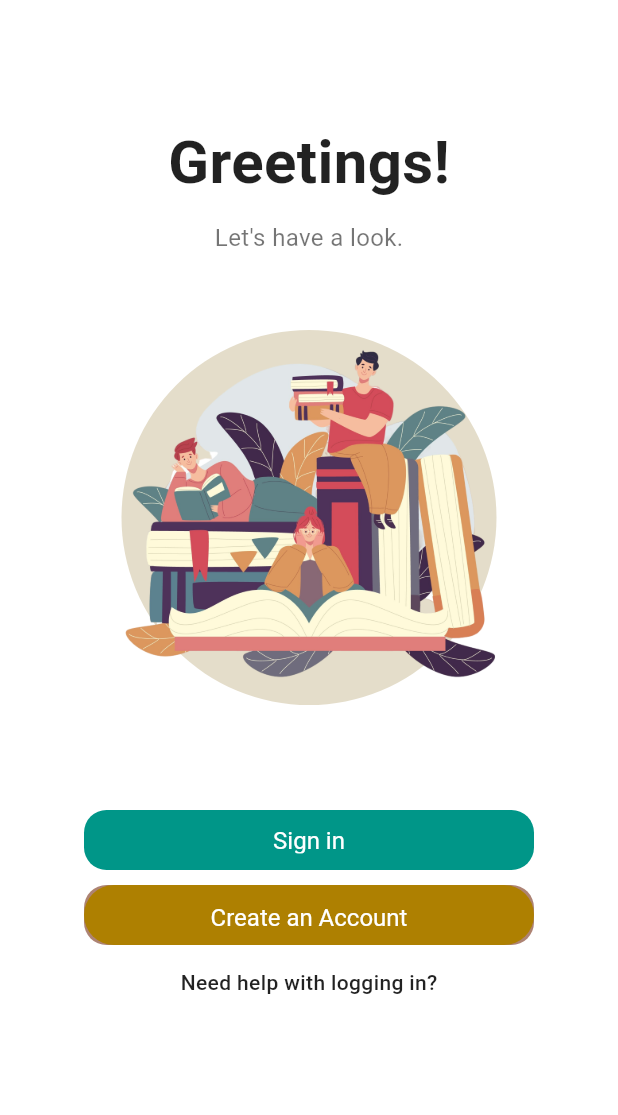
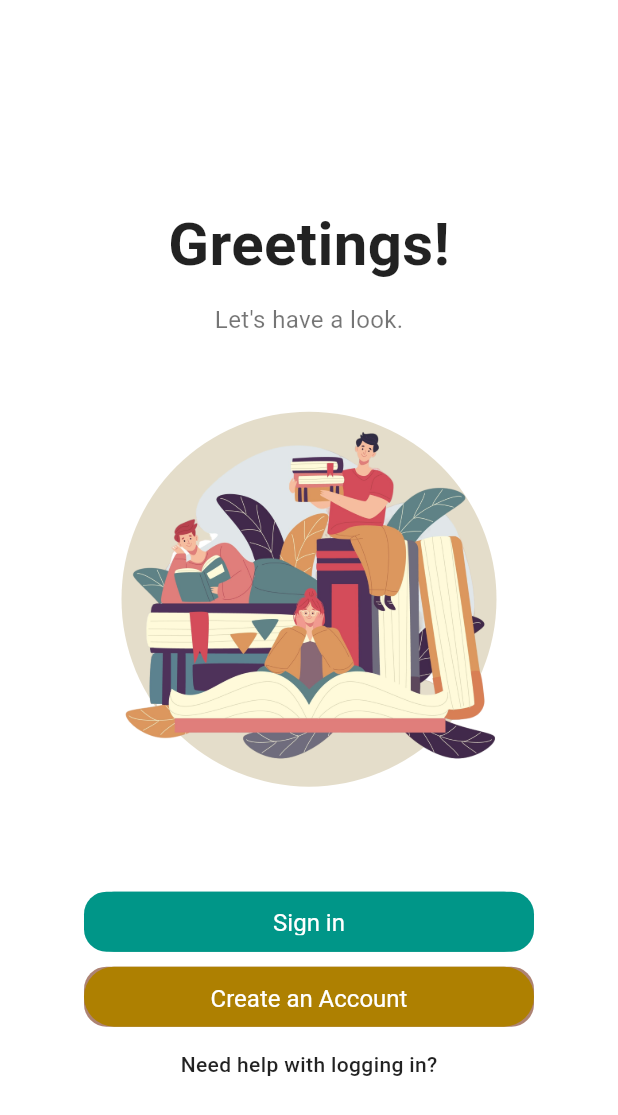
Before and after one commit to 31SUFI/Bookify, a Flutter app: the first screen one second after launch, on a phone screen of 412 x 824 dp. Shown: the top 1115 px of the screen. Run offline on Flutter 3.47's test engine with Material 3 defaults, Android fonts, the light colour scheme and no system bars; our stand-ins replace cloud_firestore, file_picker, firebase_auth, firebase_core, firebase_storage, google_fonts and 4 more; missing offline and left inert: flutter_pdfview; accounts and stored records are empty.

Commit message:
linearprogressindicator applied

```diff
--- a/lib/Homescreen/AuthorsDetailsPage.dart
+++ b/lib/Homescreen/AuthorsDetailsPage.dart
@@ -67,7 +67,7 @@ class _AuthorsDetailsPageState extends State<AuthorsDetailsPage>
             gridDelegate: SliverGridDelegateWithFixedCrossAxisCount(
               crossAxisCount: 3,
               crossAxisSpacing: 10,
-              mainAxisSpacing: 10,
+              mainAxisSpacing: 20,
               childAspectRatio: 0.75,
             ),
             itemCount: widget.authors
--- a/lib/welcomeScreen.dart
+++ b/lib/welcomeScreen.dart
@@ -14,7 +14,7 @@ class MyApp extends StatelessWidget {
       builder: (context, snapshot) {
         if (snapshot.connectionState == ConnectionState.waiting) {
           return Scaffold(
-            body: Center(child: CircularProgressIndicator()),
+            body: Center(child: LinearProgressIndicator()),
           );
         } else if (snapshot.data == true) {
           return HomeScreen();
@@ -31,12 +31,50 @@ class MyApp extends StatelessWidget {
   }
 }
 
-class WelcomeScreen extends StatelessWidget {
+class WelcomeScreen extends StatefulWidget {
+  @override
+  _WelcomeScreenState createState() => _WelcomeScreenState();
+}
+
+class _WelcomeScreenState extends State<WelcomeScreen>
+    with SingleTickerProviderStateMixin {
+  late AnimationController _controller;
+  late Animation<Offset> _slideAnimation;
+
+  @override
+  void initState() {
+    super.initState();
+
+    _controller = AnimationController(
+      duration: Duration(seconds: 1),
+      vsync: this,
+    );
+
+    _slideAnimation = Tween<Offset>(
+      begin: Offset(0, 1), // Slide from bottom
+      end: Offset(0, 0), // To the original position
+    ).animate(CurvedAnimation(
+      parent: _controller,
+      curve: Curves.easeInOut,
+    ));
+
+    // Start the animation
+    _controller.forward();
+  }
+
+  @override
+  void dispose() {
+    _controller.dispose();
+    super.dispose();
+  }
+
   @override
   Widget build(BuildContext context) {
     return Scaffold(
       backgroundColor: Colors.white,
-      body: SingleChildScrollView(
+      body: SlideTransition(
+        position: _slideAnimation,
+        child: SingleChildScrollView(
           child: Center(
             child: Padding(
               padding: const EdgeInsets.symmetric(horizontal: 20.0),
@@ -51,8 +89,7 @@ class WelcomeScreen extends StatelessWidget {
                     style: TextStyle(
                       fontSize: 40,
                       fontWeight: FontWeight.bold,
-                    color: Colors
-                        .black87, // Use a darker shade for better contrast
+                      color: Colors.black87,
                     ),
                   ),
                   const SizedBox(height: 10),
@@ -88,13 +125,14 @@ class WelcomeScreen extends StatelessWidget {
                     width: 300,
                     height: 40,
                     decoration: BoxDecoration(
-                    color: Colors.teal, // Use a contrasting color
+                      color: Colors.teal,
                       borderRadius: BorderRadius.circular(15),
                     ),
                     child: ElevatedButton(
                       onPressed: () {
                         Navigator.of(context).push(
-                        MaterialPageRoute(builder: (context) => SignInScreen()),
+                          MaterialPageRoute(
+                              builder: (context) => SignInScreen()),
                         );
                       },
                       style: ElevatedButton.styleFrom(
@@ -118,14 +156,14 @@ class WelcomeScreen extends StatelessWidget {
                     width: 300,
                     height: 40,
                     decoration: BoxDecoration(
-                    color: const Color.fromARGB(
-                        255, 173, 131, 115), // Use a contrasting color
+                      color: const Color.fromARGB(255, 173, 131, 115),
                       borderRadius: BorderRadius.circular(15),
                     ),
                     child: ElevatedButton(
                       onPressed: () {
                         Navigator.of(context).push(
-                        MaterialPageRoute(builder: (context) => SignUpScreen()),
+                          MaterialPageRoute(
+                              builder: (context) => SignUpScreen()),
                         );
                       },
                       style: ElevatedButton.styleFrom(
@@ -154,6 +192,7 @@ class WelcomeScreen extends StatelessWidget {
             ),
           ),
         ),
+      ),
     );
   }
 }
```
Also changed, not shown: lib/authentication/ProfileSection.dart (+55 -9 lines). Lines whose indentation alone changed are shown as unchanged.
